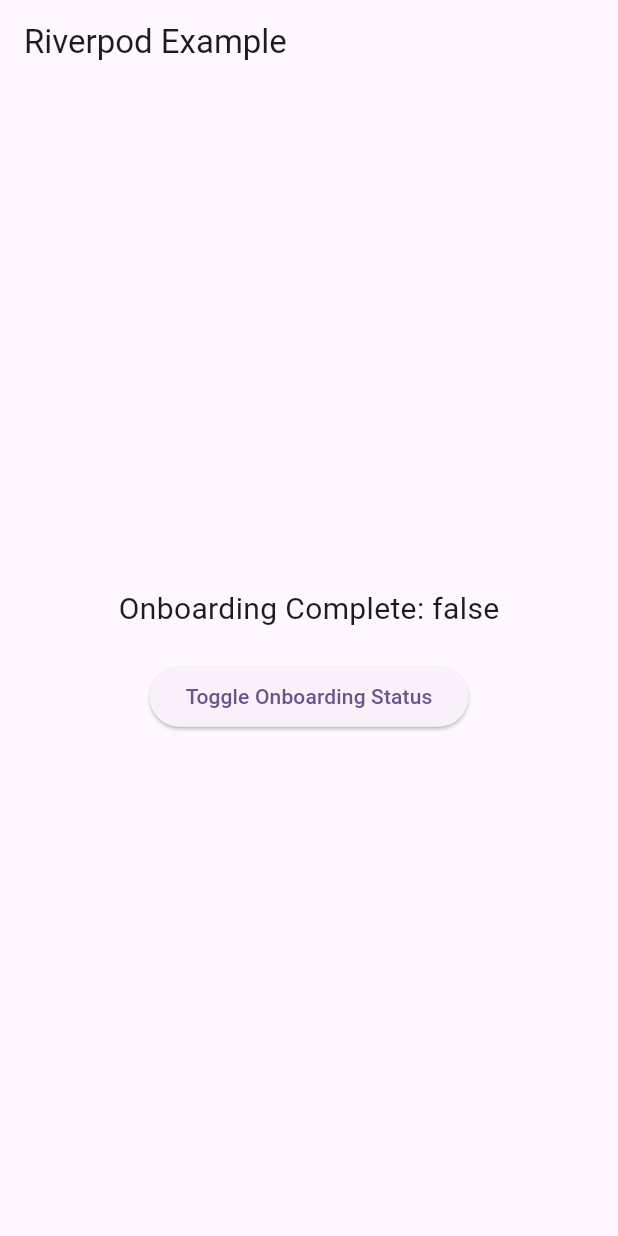
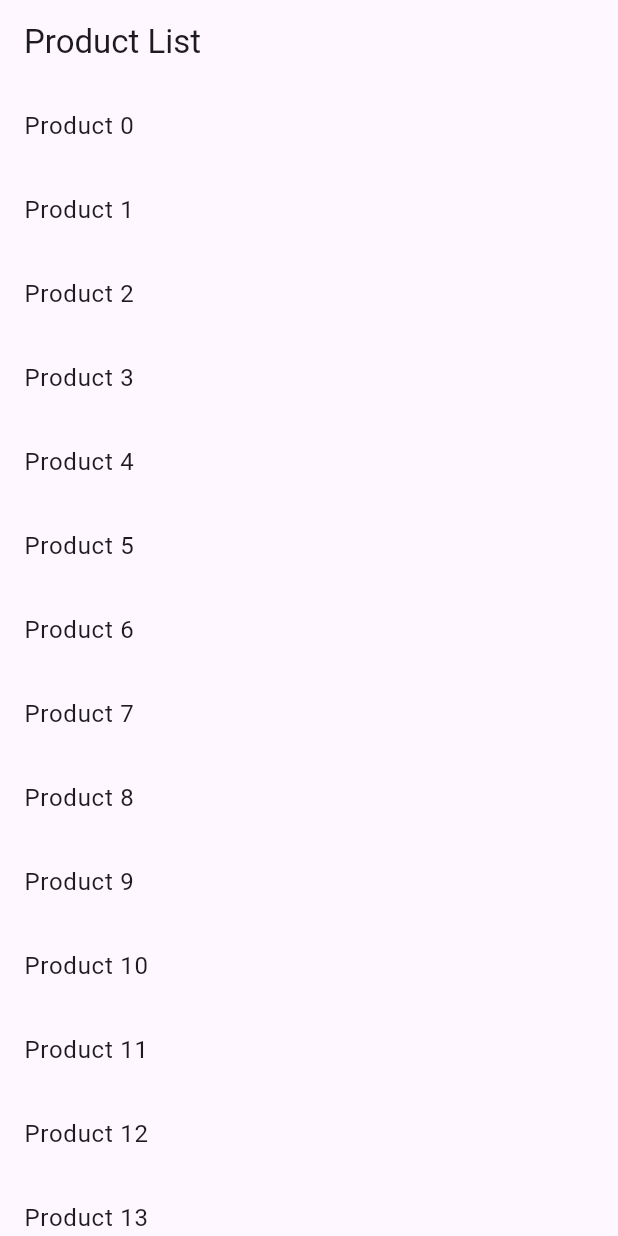
Before and after one commit to yahia-safwat/riverpod_explorer, a Flutter app: the screen it shows after launch, on a phone screen of 412 x 824 dp. Run offline on Flutter 3.47's test engine with Material 3 defaults, Android fonts, the phone set to English and light mode, and no system bars; our stand-ins replace flutter_riverpod.

Commit message:
Implemented scoped providers in ProductList

```diff
--- a/lib/main.dart
+++ b/lib/main.dart
@@ -1,21 +1,9 @@
 import 'package:flutter/material.dart';
 import 'package:flutter_riverpod/flutter_riverpod.dart';
-import 'package:shared_preferences/shared_preferences.dart';
-import 'providers/shared_preferences_provider.dart';
-import 'screens/home_screen.dart';
+import 'product/widgets/product_list.dart';
 
-void main() async {
-  WidgetsFlutterBinding.ensureInitialized();
-  final sharedPreferences = await SharedPreferences.getInstance();
-
-  runApp(
-    ProviderScope(
-      overrides: [
-        sharedPreferencesProvider.overrideWithValue(sharedPreferences),
-      ],
-      child: const MyApp(),
-    ),
-  );
+void main() {
+  runApp(const ProviderScope(child: MyApp()));
 }
 
 class MyApp extends StatelessWidget {
@@ -25,12 +13,16 @@ class MyApp extends StatelessWidget {
   Widget build(BuildContext context) {
     return MaterialApp(
       debugShowCheckedModeBanner: false,
-      title: 'Riverpod Example',
+      title: 'Riverpod Scoped Providers Example',
       theme: ThemeData(
-        colorScheme: ColorScheme.fromSeed(seedColor: Colors.deepPurple),
-        useMaterial3: true,
+        primarySwatch: Colors.blue,
       ),
-      home: const HomeScreen(),
+      home: Scaffold(
+        appBar: AppBar(
+          title: const Text('Product List'),
+        ),
+        body: const ProductList(),
+      ),
     );
   }
 }
--- /dev/null
+++ b/lib/product/providers/current_product_index_provider.dart
@@ -0,0 +1,6 @@
+import 'package:flutter_riverpod/flutter_riverpod.dart';
+
+// Provider to hold the current product index
+final currentProductIndexProvider = Provider<int>((ref) {
+  throw UnimplementedError();
+});
--- /dev/null
+++ b/lib/product/widgets/product_item.dart
@@ -0,0 +1,17 @@
+import 'package:flutter/material.dart';
+import 'package:flutter_riverpod/flutter_riverpod.dart';
+import '../providers/current_product_index_provider.dart';
+
+class ProductItem extends ConsumerWidget {
+  const ProductItem({super.key});
+
+  @override
+  Widget build(BuildContext context, WidgetRef ref) {
+    // Access the index via WidgetRef
+    final index = ref.watch(currentProductIndexProvider);
+
+    return ListTile(
+      title: Text('Product $index'),
+    );
+  }
+}
--- /dev/null
+++ b/lib/product/widgets/product_list.dart
@@ -0,0 +1,26 @@
+import 'package:flutter/material.dart';
+import 'package:flutter_riverpod/flutter_riverpod.dart';
+import '../providers/current_product_index_provider.dart';
+import 'product_item.dart';
+
+class ProductList extends StatelessWidget {
+  const ProductList({super.key});
+
+  @override
+  Widget build(BuildContext context) {
+    return ListView.builder(
+      itemCount: 20, // Example item count
+      itemBuilder: (context, index) {
+        // Add a parent ProviderScope for each ProductItem
+        return ProviderScope(
+          overrides: [
+            // Override currentProductIndexProvider with the index
+            currentProductIndexProvider.overrideWithValue(index),
+          ],
+          // Return a const ProductItem with no constructor arguments
+          child: const ProductItem(),
+        );
+      },
+    );
+  }
+}
--- a/lib/providers/shared_preferences_provider.dart
+++ /dev/null
@@ -1,6 +0,0 @@
-import 'package:flutter_riverpod/flutter_riverpod.dart';
-import 'package:shared_preferences/shared_preferences.dart';
-
-final sharedPreferencesProvider = Provider<SharedPreferences>((ref) {
-  throw UnimplementedError();
-});
--- a/lib/screens/home_screen.dart
+++ /dev/null
@@ -1,39 +0,0 @@
-import 'package:flutter/material.dart';
-import 'package:flutter_riverpod/flutter_riverpod.dart';
-
-import '../settings/providers/settings_repository_provider.dart';
-
-class HomeScreen extends ConsumerWidget {
-  const HomeScreen({super.key});
-
-  @override
-  Widget build(BuildContext context, WidgetRef ref) {
-    final settingsRepository = ref.watch(settingsRepositoryProvider);
-
-    return Scaffold(
-      appBar: AppBar(
-        title: const Text('Riverpod Example'),
-      ),
-      body: Center(
-        child: Column(
-          mainAxisAlignment: MainAxisAlignment.center,
-          children: [
-            Text(
-              'Onboarding Complete: ${settingsRepository.onboardingComplete()}',
-              style: const TextStyle(fontSize: 20),
-            ),
-            const SizedBox(height: 20),
-            ElevatedButton(
-              onPressed: () async {
-                final currentStatus = settingsRepository.onboardingComplete();
-                await settingsRepository.setOnboardingComplete(!currentStatus);
-                ref.refresh(settingsRepositoryProvider);
-              },
-              child: const Text('Toggle Onboarding Status'),
-            ),
-          ],
-        ),
-      ),
-    );
-  }
-}
--- a/lib/settings/providers/settings_repository_provider.dart
+++ /dev/null
@@ -1,6 +0,0 @@
-import 'package:flutter_riverpod/flutter_riverpod.dart';
-import '../repositories/settings_repository.dart';
-
-final settingsRepositoryProvider = Provider<SettingsRepository>((ref) {
-  return SettingsRepository(ref);
-});
--- a/lib/settings/repositories/settings_repository.dart
+++ /dev/null
@@ -1,20 +0,0 @@
-import 'package:flutter_riverpod/flutter_riverpod.dart';
-
-import '../../providers/shared_preferences_provider.dart';
-
-class SettingsRepository {
-  const SettingsRepository(this.ref);
-  final Ref ref;
-
-  // synchronous read
-  bool onboardingComplete() {
-    final sharedPreferences = ref.read(sharedPreferencesProvider);
-    return sharedPreferences.getBool('onboardingComplete') ?? false;
-  }
-
-  // asynchronous write
-  Future<void> setOnboardingComplete(bool complete) {
-    final sharedPreferences = ref.read(sharedPreferencesProvider);
-    return sharedPreferences.setBool('onboardingComplete', complete);
-  }
-}
```
